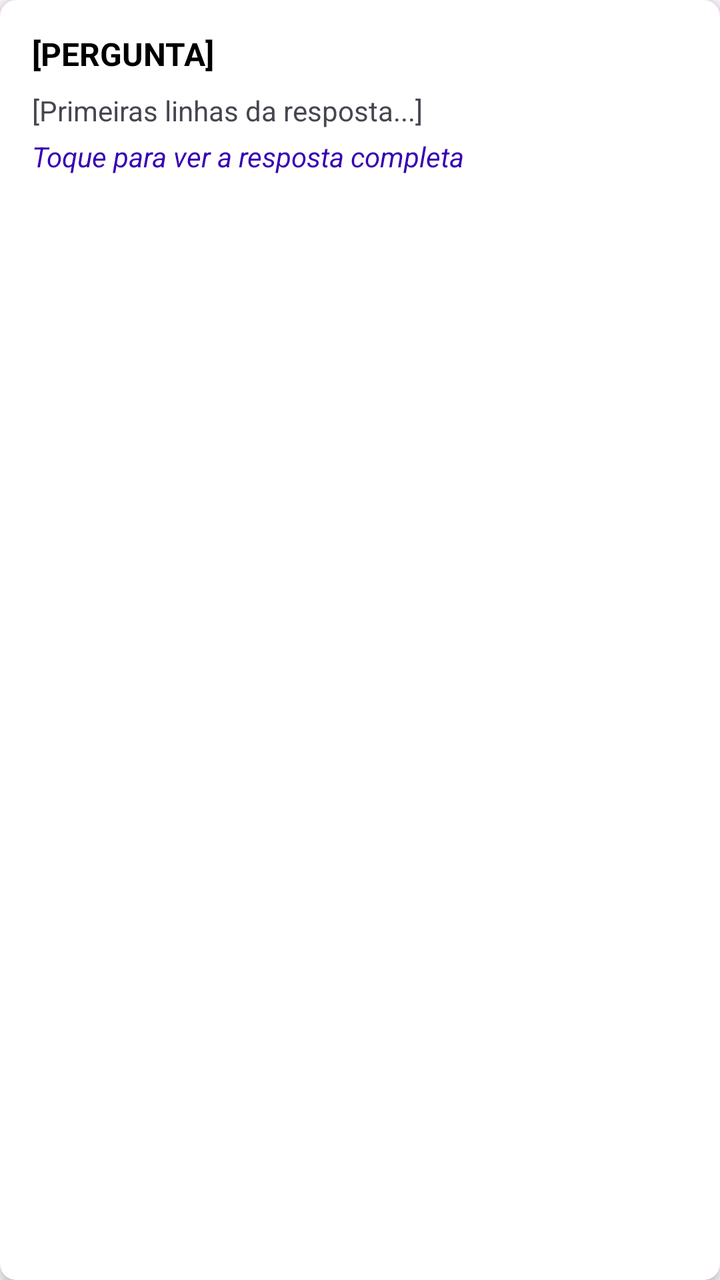
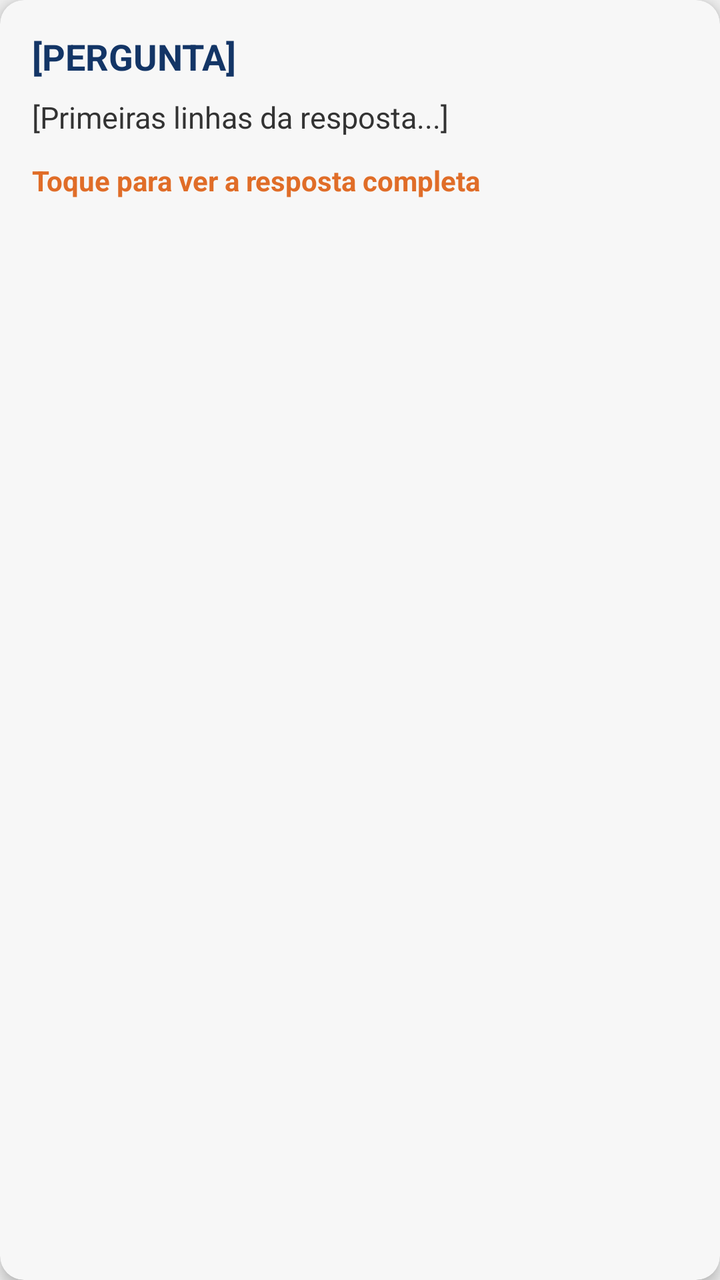

Two renders of the same Android screen: before a commit and after it. Below are the layout's source before the change and the commit's diff.
<!-- AndroidManifest.xml: application theme Theme.Peekaboo -->
<!-- res/layout/list_item_curiosity.xml -->
<?xml version="1.0" encoding="utf-8"?>
<androidx.cardview.widget.CardView
    xmlns:android="http://schemas.android.com/apk/res/android"
    xmlns:app="http://schemas.android.com/apk/res-auto"
    android:layout_width="match_parent"
    android:layout_height="wrap_content"
    android:layout_margin="8dp"
    android:clickable="true"
    android:focusable="true"
    android:foreground="?android:attr/selectableItemBackground"
    app:cardCornerRadius="8dp"
    app:cardElevation="4dp">

    <LinearLayout
        android:layout_width="match_parent"
        android:layout_height="wrap_content"
        android:orientation="vertical"
        android:padding="16dp">

        <TextView
            android:id="@+id/tv_curiosity_title"
            android:layout_width="match_parent"
            android:layout_height="wrap_content"
            android:textSize="16sp"
            android:textStyle="bold"
            android:textColor="@color/black"
            android:text="[PERGUNTA]" />

        <TextView
            android:id="@+id/tv_curiosity_fact_snippet"
            android:layout_width="match_parent"
            android:layout_height="wrap_content"
            android:layout_marginTop="8dp"
            android:textSize="14sp"
            android:maxLines="2"
            android:ellipsize="end"
            android:text="[Primeiras linhas da resposta...]" />

        <TextView
            android:layout_width="wrap_content"
            android:layout_height="wrap_content"
            android:layout_marginTop="4dp"
            android:textSize="14sp"
            android:textStyle="italic"
            android:textColor="@color/purple_700"
            android:text="Toque para ver a resposta completa" />

    </LinearLayout>
</androidx.cardview.widget.CardView>
<!-- resources referenced by this layout -->
<resources>
  <color name="black">#FF000000</color>
  <color name="purple_700">#FF3700B3</color>
  <style name="Theme.Peekaboo" parent="Base.Theme.Peekaboo" />
  <style name="Base.Theme.Peekaboo" parent="Theme.Material3.DayNight.NoActionBar">
          <item name="colorPrimary">@color/lavender</item>
          <item name="colorPrimaryVariant">@color/lavender</item>
          <item name="colorOnPrimary">@color/white</item>
          <item name="colorSecondary">@color/teal_200</item>
          <item name="colorSecondaryVariant">@color/teal_700</item>
          <item name="colorOnSecondary">@color/black</item>
          
          <item name="android:statusBarColor">?attr/colorPrimaryVariant</item>
      </style>
  <color name="lavender">#8692f7</color>
  <color name="white">#FFFFFFFF</color>
  <color name="teal_200">#FF03DAC5</color>
  <color name="teal_700">#FF018786</color>
</resources>

<!-- the commit's change to res/layout/list_item_curiosity.xml (unified diff, before → after) -->
@@ -4,46 +4,49 @@
     xmlns:app="http://schemas.android.com/apk/res-auto"
     android:layout_width="match_parent"
     android:layout_height="wrap_content"
-    android:layout_margin="8dp"
+    android:layout_marginHorizontal="16dp"
+    android:layout_marginTop="8dp"
+    android:layout_marginBottom="8dp"
     android:clickable="true"
     android:focusable="true"
     android:foreground="?android:attr/selectableItemBackground"
-    app:cardCornerRadius="8dp"
-    app:cardElevation="4dp">
+    app:cardCornerRadius="12dp"
+    app:cardElevation="4dp"
+    app:cardBackgroundColor="#F7F7F7">
 
     <LinearLayout
+    android:layout_width="match_parent"
+    android:layout_height="wrap_content"
+    android:orientation="vertical"
+    android:padding="16dp">
+
+    <TextView
+        android:id="@+id/tv_curiosity_title"
         android:layout_width="match_parent"
         android:layout_height="wrap_content"
-        android:orientation="vertical"
-        android:padding="16dp">
+        android:textSize="18sp"
+        android:textStyle="bold"
+        android:textColor="#133566"
+        android:text="[PERGUNTA]" />
 
-        <TextView
-            android:id="@+id/tv_curiosity_title"
-            android:layout_width="match_parent"
-            android:layout_height="wrap_content"
-            android:textSize="16sp"
-            android:textStyle="bold"
-            android:textColor="@color/black"
-            android:text="[PERGUNTA]" />
+    <TextView
+        android:id="@+id/tv_curiosity_fact_snippet"
+        android:layout_width="match_parent"
+        android:layout_height="wrap_content"
+        android:layout_marginTop="8dp"
+        android:textSize="15sp"
+        android:textColor="#333333" android:maxLines="2"
+        android:ellipsize="end"
+        android:text="[Primeiras linhas da resposta...]" />
 
-        <TextView
-            android:id="@+id/tv_curiosity_fact_snippet"
-            android:layout_width="match_parent"
-            android:layout_height="wrap_content"
-            android:layout_marginTop="8dp"
-            android:textSize="14sp"
-            android:maxLines="2"
-            android:ellipsize="end"
-            android:text="[Primeiras linhas da resposta...]" />
+    <TextView
+        android:layout_width="wrap_content"
+        android:layout_height="wrap_content"
+        android:layout_marginTop="12dp"
+        android:textSize="14sp"
+        android:textStyle="bold"
+        android:textColor="#E06D28"
+        android:text="Toque para ver a resposta completa" />
 
-        <TextView
-            android:layout_width="wrap_content"
-            android:layout_height="wrap_content"
-            android:layout_marginTop="4dp"
-            android:textSize="14sp"
-            android:textStyle="italic"
-            android:textColor="@color/purple_700"
-            android:text="Toque para ver a resposta completa" />
-
-    </LinearLayout>
+</LinearLayout>
 </androidx.cardview.widget.CardView>
<!-- resource entries referenced after the edit -->
@@ -1,21 +1,22 @@
 <!-- resources referenced by this layout -->
 <resources>
-  <color name="black">#FF000000</color>
-  <color name="purple_700">#FF3700B3</color>
   <style name="Theme.Peekaboo" parent="Base.Theme.Peekaboo" />
   <style name="Base.Theme.Peekaboo" parent="Theme.Material3.DayNight.NoActionBar">
-          <item name="colorPrimary">@color/lavender</item>
-          <item name="colorPrimaryVariant">@color/lavender</item>
+          <item name="colorPrimary">@color/blue</item>
+          <item name="colorPrimaryVariant">@color/blue</item>
           <item name="colorOnPrimary">@color/white</item>
-          <item name="colorSecondary">@color/teal_200</item>
-          <item name="colorSecondaryVariant">@color/teal_700</item>
-          <item name="colorOnSecondary">@color/black</item>
-          
+  
+          <item name="colorSecondary">@color/accent_orange</item>
+          <item name="colorSecondaryVariant">@color/accent_orange</item>
+          <item name="colorOnSecondary">@color/white</item>
+  
           <item name="android:statusBarColor">?attr/colorPrimaryVariant</item>
+  
+          <item name="android:windowBackground">@color/warm_gray</item>
       </style>
-  <color name="lavender">#8692f7</color>
+  <color name="blue">#133566</color>
   <color name="white">#FFFFFFFF</color>
-  <color name="teal_200">#FF03DAC5</color>
-  <color name="teal_700">#FF018786</color>
+  <color name="accent_orange">#E06D28</color>
+  <color name="warm_gray">#F0F0F0</color>
 </resources>
 
